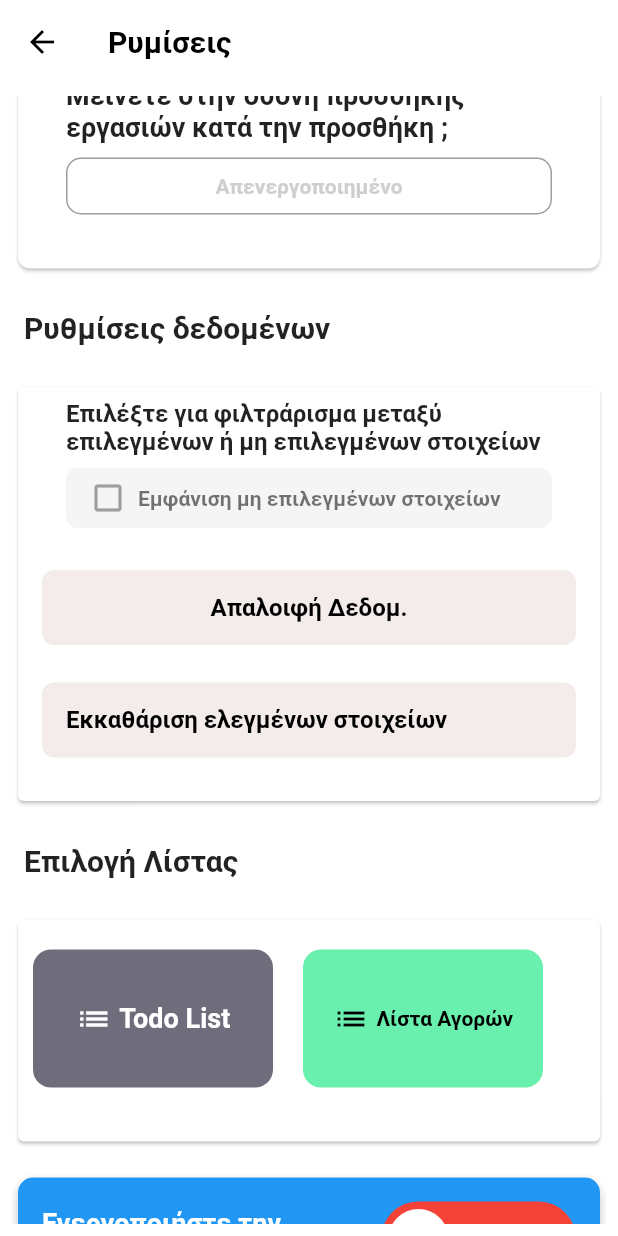
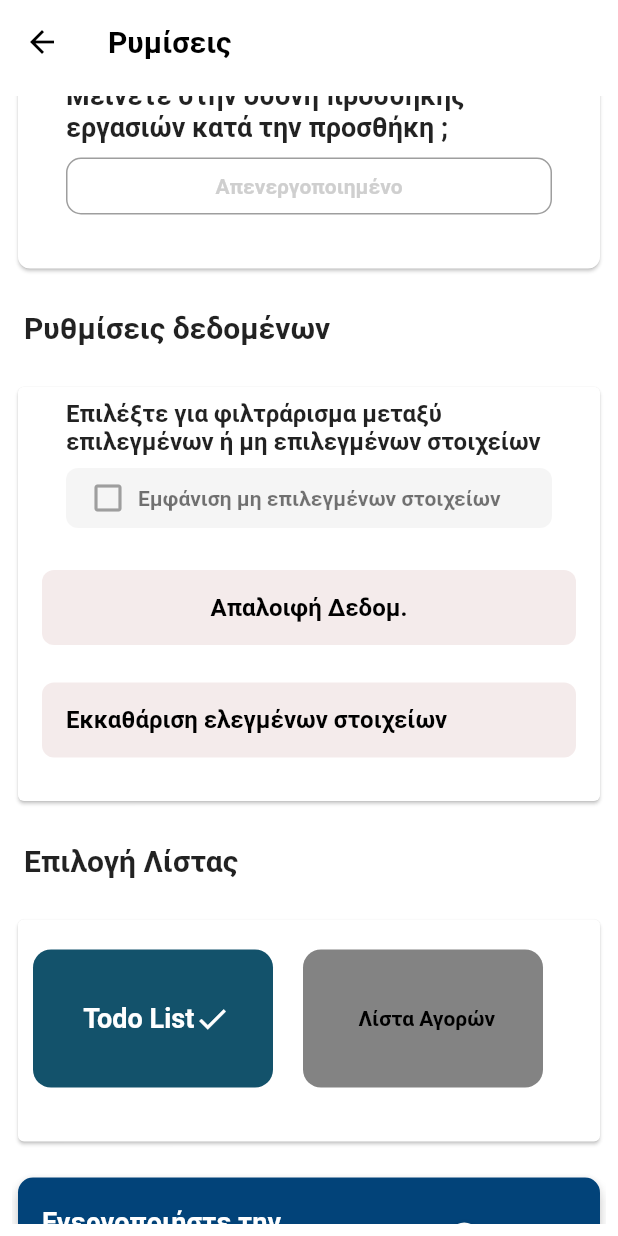
Before and after one commit to dimi1985/tooday, a Flutter app: the SettingsPage screen opened directly with empty values, scrolled down 576 dp, on a phone screen of 412 x 824 dp. Run offline on Flutter 3.47's test engine with Material 2 defaults, Android fonts, the phone set to English and light mode, and no system bars; drawn by our look-alikes of lite_rolling_switch; our stand-ins replace awesome_notifications, cloud_firestore, connectivity_plus, firebase_auth, firebase_core, flutter_phoenix and 5 more; missing offline and left inert: app_settings, external_app_launcher, flutter_background_service, flutter_background_service_android, flutter_barcode_scanner; accounts and stored records are empty.

Commit message:
Final Touches

```diff
--- a/assets/i18n/el.json
+++ b/assets/i18n/el.json
@@ -105,6 +105,9 @@
     "Hour": "Ώρα",
     "Hours": "Ώρες",
     "UnBought Items": "Μη Αγορασμένα Είδη",
-    "You forgot to buy:": "Ξεχάσατε να αγοράσετε:"
+    "You forgot to buy:": "Ξεχάσατε να αγοράσετε:",
+    "Background Services Alert": "Ειδοποίηση υπηρεσιών παρασκηνίου",
+    "Please ensure that the app is allowed to run in the background without battery optimizations. This will ensure proper functioning of background services and notifications. Go to battery settings to make necessary adjustments.Keep In mind that for now backround services time start as soon as the app is a background state.": "Βεβαιωθείτε ότι η εφαρμογή επιτρέπεται να εκτελείται στο παρασκήνιο χωρίς βελτιστοποιήσεις μπαταρίας. Αυτό θα διασφαλίσει τη σωστή λειτουργία των υπηρεσιών παρασκηνίου και των ειδοποιήσεων. Μεταβείτε στις ρυθμίσεις μπαταρίας για να κάνετε τις απαραίτητες προσαρμογές. Λάβετε υπόψη ότι προς το παρόν ο χρόνος των υπηρεσιών στο παρασκήνιο ξεκινά μόλις η εφαρμογή βρίσκεται σε κατάσταση παρασκηνίου.",
+    "Open Battery Optimization Settings": "Ανοίξτε τις Ρυθμίσεις βελτιστοποίησης μπαταρίας"
 
   }
--- a/assets/i18n/en.json
+++ b/assets/i18n/en.json
@@ -105,7 +105,11 @@
     "Hour": "Hour",
     "Hours": "Hours Ώρες",
     "UnBought Items": "UnBought Items",
-    "You forgot to buy this item:": "You forgot to buy:"
+    "You forgot to buy this item:": "You forgot to buy:",
+    "Background Services Alert": "Background Services Alert",
+    "Please ensure that the app is allowed to run in the background without battery optimizations. This will ensure proper functioning of background services and notifications. Go to battery settings to make necessary adjustments.Keep In mind that for now backround services time start as soon as the app is a background state.": "Please ensure that the app is allowed to run in the background without battery optimizations. This will ensure proper functioning of background services and notifications. Go to battery settings to make necessary adjustments.Keep In mind that for now backround services time start as soon as the app is a background state.",
+    "Open Battery Optimization Settings": "Open Battery Optimization Settings"
+
 
 
 
--- a/lib/screens/settings_screen.dart
+++ b/lib/screens/settings_screen.dart
@@ -1,9 +1,9 @@
 // ignore_for_file: must_be_immutable
 
+import 'package:app_settings/app_settings.dart';
 import 'package:flutter/material.dart';
 import 'package:flutter_background_service/flutter_background_service.dart';
 import 'package:iconly/iconly.dart';
-import 'package:lite_rolling_switch/lite_rolling_switch.dart';
 import 'package:permission_handler/permission_handler.dart';
 import 'package:provider/provider.dart';
 import 'package:tooday/database/database_helper.dart';
@@ -18,6 +18,7 @@ import 'package:tooday/utils/google_pay_enable_provider.dart';
 import 'package:tooday/utils/language.dart';
 import 'package:tooday/utils/filterItemsProvider.dart';
 import 'package:tooday/utils/notification_timing_provider.dart';
+import 'package:tooday/utils/repeat_notification_provider.dart';
 import 'package:tooday/utils/shopping_enabled_provider.dart';
 import 'package:tooday/utils/stay_on_page_provider.dart';
 import 'package:tooday/utils/theme_provider.dart';
@@ -107,6 +108,8 @@ class _SettingsPageState extends State<SettingsPage> {
     final connectivityProvider = Provider.of<ConnectivityStatus>(context);
     final backgroundServiceProvider =
         Provider.of<BackgroundServiceProvider>(context);
+    final repeatNotificationsProvider =
+        Provider.of<RepeatNotificationsProvider>(context);
 
     return WillPopScope(
       onWillPop: () {
@@ -718,11 +721,13 @@ class _SettingsPageState extends State<SettingsPage> {
                                   decoration: BoxDecoration(
                                     color: index == 0
                                         ? isSelected
-                                            ? Color.fromARGB(255, 111, 109, 124)
-                                            : Colors.blueGrey
+                                            ? Color.fromARGB(255, 19, 82, 107)
+                                            : const Color.fromARGB(
+                                                255, 131, 131, 131)
                                         : isSelected
-                                            ? Color.fromARGB(255, 111, 109, 124)
-                                            : Colors.greenAccent,
+                                            ? Color.fromARGB(255, 19, 82, 107)
+                                            : const Color.fromARGB(
+                                                255, 131, 131, 131),
                                     borderRadius: BorderRadius.circular(12.0),
                                   ),
                                   child: Center(
@@ -730,12 +735,6 @@ class _SettingsPageState extends State<SettingsPage> {
                                       mainAxisAlignment:
                                           MainAxisAlignment.center,
                                       children: [
-                                        Icon(
-                                          Icons.list,
-                                          color: isSelected
-                                              ? Colors.white
-                                              : Colors.black,
-                                        ),
                                         SizedBox(
                                           width: 5,
                                         ),
@@ -749,6 +748,13 @@ class _SettingsPageState extends State<SettingsPage> {
                                                 : Colors.black,
                                           ),
                                         ),
+                                        if (isSelected)
+                                          Icon(
+                                            Icons.check,
+                                            color: isSelected
+                                                ? Colors.white
+                                                : Colors.black,
+                                          ),
                                       ],
                                     ),
                                   ),
@@ -912,8 +918,8 @@ class _SettingsPageState extends State<SettingsPage> {
                             topRight: Radius.circular(10.0),
                           ),
                           color: backgroundServiceProvider.isServiceEnabled
-                              ? const Color.fromARGB(255, 80, 174, 252)
-                              : Colors.blue,
+                              ? Color.fromARGB(255, 114, 189, 250)
+                              : const Color.fromARGB(255, 2, 67, 121),
                         ),
                         child: Row(
                           mainAxisAlignment: MainAxisAlignment.spaceBetween,
@@ -933,17 +939,9 @@ class _SettingsPageState extends State<SettingsPage> {
                             Flexible(
                               child: SizedBox(
                                 width: 130,
-                                child: LiteRollingSwitch(
-                                  //initial value
+                                child: Switch(
                                   value: backgroundServiceProvider
                                       .isServiceEnabled,
-                                  textOn: 'Enabled',
-                                  textOff: 'Disabled',
-                                  colorOn: Colors.green,
-                                  colorOff: Colors.red,
-                                  iconOn: Icons.done,
-                                  iconOff: Icons.remove_circle_outline,
-                                  textSize: 12.0,
                                   onChanged: (value) async {
                                     final services = FlutterBackgroundService();
                                     bool isRunning = await services.isRunning();
@@ -969,9 +967,6 @@ class _SettingsPageState extends State<SettingsPage> {
                                       }
                                     }
                                   },
-                                  onDoubleTap: () {},
-                                  onSwipe: () {},
-                                  onTap: () {},
                                 ),
                               ),
                             ),
@@ -1090,6 +1085,95 @@ class _SettingsPageState extends State<SettingsPage> {
                             ],
                           ),
                         ),
+                      Padding(
+                        padding: const EdgeInsets.all(16.0),
+                        child: Row(
+                          mainAxisAlignment: MainAxisAlignment.spaceBetween,
+                          children: [
+                            Text(
+                              AppLocalizations.of(context)
+                                  .translate('Repeat Notifications'),
+                              style: TextStyle(fontSize: 16),
+                            ),
+                            SizedBox(width: 20),
+                            IconButton(
+                              icon: Icon(
+                                repeatNotificationsProvider.repeatNotifications
+                                    ? Icons.check_circle
+                                    : Icons.cancel,
+                                color: repeatNotificationsProvider
+                                        .repeatNotifications
+                                    ? Colors.green
+                                    : Colors.red,
+                                size: 30,
+                              ),
+                              onPressed: () {
+                                setState(() {
+                                  repeatNotificationsProvider
+                                          .isRepeatNotifications =
+                                      !repeatNotificationsProvider
+                                          .isRepeatNotifications;
+                                });
+                                repeatNotificationsProvider
+                                    .updateRepeatNotifications(
+                                        repeatNotificationsProvider
+                                            .isRepeatNotifications);
+                              },
+                            ),
+                          ],
+                        ),
+                      ),
+                      if (backgroundServiceProvider.isServiceEnabled)
+                        Container(
+                          margin: EdgeInsets.symmetric(
+                              horizontal: 16.0, vertical: 8.0),
+                          padding: EdgeInsets.all(16.0),
+                          decoration: BoxDecoration(
+                            color: Color.fromARGB(
+                                255, 69, 50, 238), // Blue-Grey color
+                            borderRadius: BorderRadius.circular(10.0),
+                          ),
+                          child: Column(
+                            crossAxisAlignment: CrossAxisAlignment.start,
+                            children: [
+                              Text(
+                                AppLocalizations.of(context)
+                                    .translate('Background Services Alert'),
+                                style: TextStyle(
+                                  fontSize: 18.0,
+                                  fontWeight: FontWeight.bold,
+                                  color: Colors.white,
+                                ),
+                              ),
+                              SizedBox(height: 8.0),
+                              Text(
+                                AppLocalizations.of(context).translate(
+                                    'Please ensure that the app is allowed to run in the background without battery optimizations. This will ensure proper functioning of background services and notifications. Go to battery settings to make necessary adjustments.Keep In mind that for now backround services time start as soon as the app is a background state.'),
+                                style: TextStyle(
+                                  fontSize: 14.0,
+                                  color: Colors.white,
+                                ),
+                              ),
+                              SizedBox(height: 8.0),
+                              MaterialButton(
+                                onPressed: () {
+                                  // Open battery optimization settings
+                                  AppSettings.openAppSettings();
+                                },
+                                child: Text(
+                                  AppLocalizations.of(context).translate(
+                                      'Open Battery Optimization Settings'),
+                                  style: TextStyle(
+                                    fontSize: 14.0,
+                                    fontWeight: FontWeight.bold,
+                                    color: Colors.blue,
+                                  ),
+                                ),
+                              ),
+                            ],
+                          ),
+                        ),
+                      SizedBox(height: 16),
                     ],
                   ),
                 ),
--- a/lib/utils/notification_timing_provider.dart
+++ b/lib/utils/notification_timing_provider.dart
@@ -2,23 +2,23 @@ import 'package:flutter/material.dart';
 import 'package:shared_preferences/shared_preferences.dart';
 
 class NotificationTimingProvider with ChangeNotifier {
-  int _notificationInterval = 15; // Default interval in minutes
+  int isNotificationInterval = 15; // Default interval in minutes
 
   NotificationTimingProvider() {
     _loadNotificationInterval();
   }
 
-  int get notificationInterval => _notificationInterval;
+  int get notificationInterval => isNotificationInterval;
 
   void _loadNotificationInterval() async {
     SharedPreferences prefs = await SharedPreferences.getInstance();
-    _notificationInterval = prefs.getInt('notificationInterval') ?? 15;
+    isNotificationInterval = prefs.getInt('notificationInterval') ?? 15;
     notifyListeners();
   }
 
   void updateNotificationInterval(int interval) async {
     SharedPreferences prefs = await SharedPreferences.getInstance();
-    _notificationInterval = interval;
+    isNotificationInterval = interval;
     prefs.setInt('notificationInterval', interval);
     notifyListeners();
   }
--- a/lib/utils/repeat_notification_provider.dart
+++ b/lib/utils/repeat_notification_provider.dart
@@ -2,23 +2,23 @@ import 'package:flutter/material.dart';
 import 'package:shared_preferences/shared_preferences.dart';
 
 class RepeatNotificationsProvider with ChangeNotifier {
-  bool _repeatNotifications = false;
+  bool isRepeatNotifications = false;
 
   RepeatNotificationsProvider() {
     _loadRepeatNotifications();
   }
 
-  bool get repeatNotifications => _repeatNotifications;
+  bool get repeatNotifications => isRepeatNotifications;
 
   void _loadRepeatNotifications() async {
     SharedPreferences prefs = await SharedPreferences.getInstance();
-    _repeatNotifications = prefs.getBool('repeatNotifications') ?? false;
+    isRepeatNotifications = prefs.getBool('repeatNotifications') ?? false;
     notifyListeners();
   }
 
   void updateRepeatNotifications(bool repeat) async {
     SharedPreferences prefs = await SharedPreferences.getInstance();
-    _repeatNotifications = repeat;
+    isRepeatNotifications = repeat;
     prefs.setBool('repeatNotifications', repeat);
     notifyListeners();
   }
--- a/pubspec.yaml
+++ b/pubspec.yaml
@@ -52,6 +52,7 @@ dependencies:
   permission_handler: ^10.4.3
   awesome_notifications: ^0.7.4+1
   lite_rolling_switch: ^1.0.1
+  app_settings: ^5.0.0
 
 
 
```
Also changed, not shown: lib/utils/back_services.dart (+18 -3 lines), pubspec.lock.
